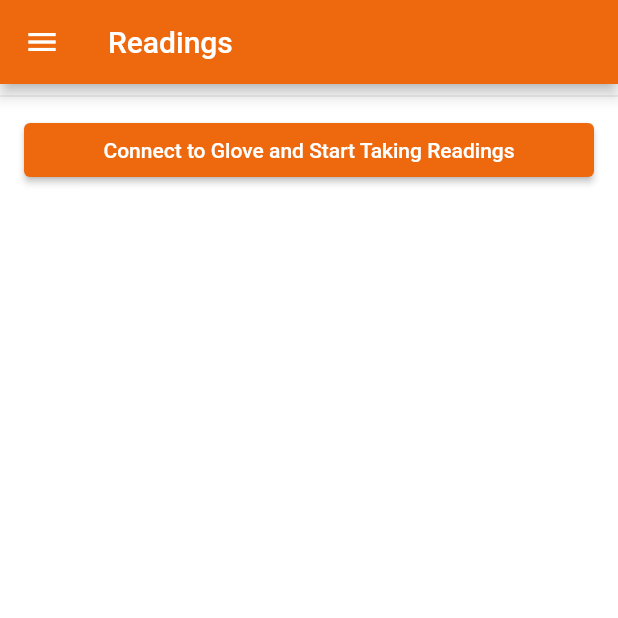
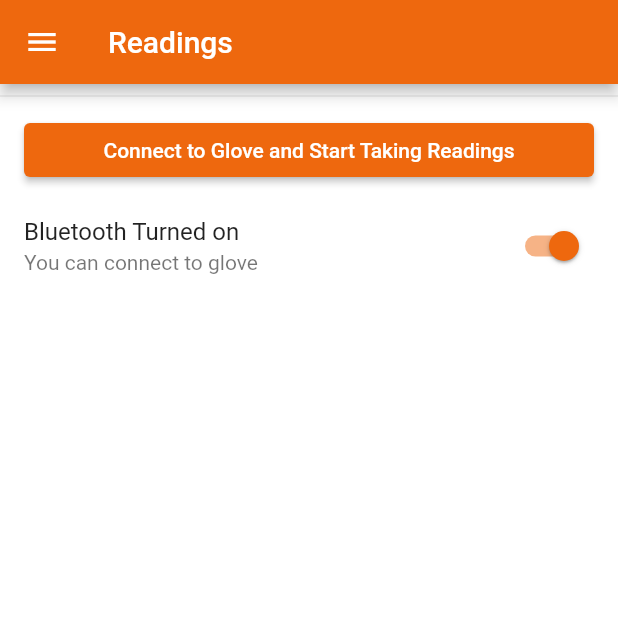
Before and after one commit to amanat-2003/assisto-o-care, a Flutter app: the MainPage screen opened directly, on a phone screen of 412 x 824 dp, the top half of it. Run offline on Flutter 3.47's test engine with Material 2 defaults, Android fonts, the phone set to English and light mode, and no system bars; our stand-ins replace cloud_firestore, firebase_auth, firebase_core, flutter_bluetooth_serial, shared_preferences; accounts and stored records are empty.

Commit message:
completed select glove page

```diff
--- a/lib/BluetoothDeviceListEntry.dart
+++ b/lib/BluetoothDeviceListEntry.dart
@@ -11,11 +11,12 @@
   }) : super(
           onTap: onTap,
           onLongPress: onLongPress,
-          enabled: enabled,
-          leading:
-              Icon(Icons.devices), // @TODO . !BluetoothClass! class aware icon
-          title: Text(device.name ?? ""),
-          subtitle: Text(device.address.toString()),
+          enabled: device.name == 'Glove'? enabled:false,
+          leading: Icon(device.name == 'Glove'
+              ? Icons.front_hand_outlined
+              : Icons.devices, color: device.name == 'Glove'? Colors.orange:null), // @TODO . !BluetoothClass! class aware icon
+          title: Text(device.name ?? "", style: TextStyle(color: device.name == 'Glove'? Colors.orange:null),),
+          subtitle: Text(device.address.toString(), style: TextStyle(color: device.name == 'Glove'? Colors.orange:null),),
           trailing: Row(
             mainAxisSize: MainAxisSize.min,
             children: <Widget>[
@@ -35,10 +36,10 @@
                     )
                   : Container(width: 0, height: 0),
               device.isConnected
-                  ? Icon(Icons.import_export)
+                  ? Icon(Icons.import_export, color: device.name == 'Glove'? Colors.orange:null)
                   : Container(width: 0, height: 0),
               device.isBonded
-                  ? Icon(Icons.link)
+                  ? Icon(device.name == 'Glove'?Icons.done:Icons.cancel_outlined, color: device.name == 'Glove'? Colors.orange:null)
                   : Container(width: 0, height: 0),
             ],
           ),
--- a/lib/pages/MainPage.dart
+++ b/lib/pages/MainPage.dart
@@ -114,24 +114,48 @@
             ListTile(
               title: ElevatedButton(
                 child: const Text('Connect to Glove and Start Taking Readings'),
-                onPressed: () async {
+                onPressed: _bluetoothState.isEnabled
+                    ? () async {
                         final BluetoothDevice? selectedDevice =
                             await Navigator.of(context).push(
                           MaterialPageRoute(
                             builder: (context) {
-                        return SelectBondedDevicePage(checkAvailability: false);
+                              return SelectBondedDevicePage(
+                                  checkAvailability: false);
                             },
                           ),
                         );
 
                         if (selectedDevice != null) {
-                    print('Connect -> selected ' + selectedDevice.address);
+                          print(
+                              'Connect -> selected ' + selectedDevice.address);
                           _startChat(context, selectedDevice);
                         } else {
                           print('Connect -> no device selected');
                         }
+                      }
+                    : null,
+              ),
+            ),
+            SwitchListTile(
+              title: Text(
+                  'Bluetooth Turned ${_bluetoothState.isEnabled ? 'on' : 'off'}'),
+              subtitle: Text(_bluetoothState.isEnabled ? 'You can connect to glove':'Please turn the bluetooth on'),
+              value: _bluetoothState.isEnabled,
+              onChanged: (bool value) {
+                // Do the request and update with the true value then
+                future() async {
+                  // async lambda seems to not working
+                  if (value)
+                    await FlutterBluetoothSerial.instance.requestEnable();
+                  else
+                    await FlutterBluetoothSerial.instance.requestDisable();
+                }
+
+                future().then((_) {
+                  setState(() {});
+                });
               },
-              ),
             ),
           ],
         ),
--- a/lib/pages/SelectBondedDevicePage.dart
+++ b/lib/pages/SelectBondedDevicePage.dart
@@ -121,7 +121,7 @@
         .toList();
     return Scaffold(
       appBar: AppBar(
-        title: Text('Select device'),
+        title: Text('Select Glove Below'),
         actions: <Widget>[
           _isDiscovering
               ? FittedBox(
```
Lines whose indentation alone changed are shown as unchanged.
